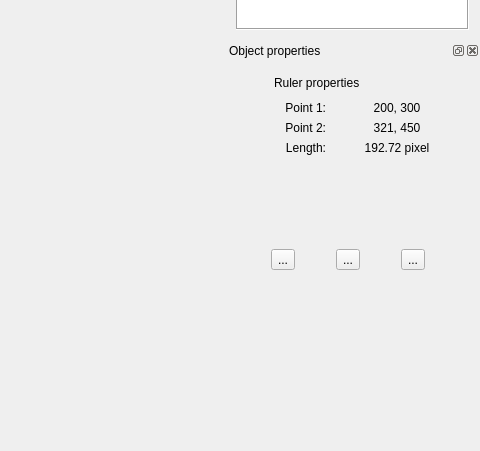
First picture: the form in topino/ui/mainwindow.ui, repository XXY1227/topino, before the edit; both pictures show x 464 to 944 and y 207 to 658 of the 944 by 739 pixel window.
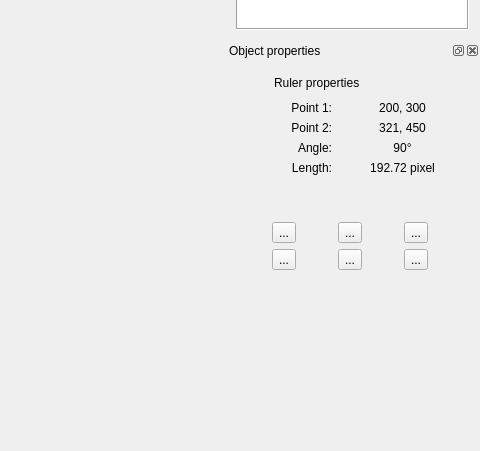
Second picture: the form after the edit. The open tabs and pages were chosen to show the change. Icons and pictures are not drawn.

Commit message: Added ruler-to-inlet features

Diff of the .ui file:
```diff
--- a/topino/ui/mainwindow.ui
+++ b/topino/ui/mainwindow.ui
@@ -206,7 +206,7 @@
       <rect>
        <x>0</x>
        <y>0</y>
-       <width>248</width>
+       <width>253</width>
        <height>331</height>
       </rect>
      </property>
@@ -623,40 +623,32 @@
       </layout>
      </widget>
      <widget class="QWidget" name="ruler">
-      <layout class="QGridLayout" name="gridLayout_3">
-       <item row="1" column="0" colspan="3">
-        <widget class="QLabel" name="label_3">
-         <property name="sizePolicy">
-          <sizepolicy hsizetype="Preferred" vsizetype="Preferred">
-           <horstretch>1</horstretch>
-           <verstretch>0</verstretch>
-          </sizepolicy>
+      <layout class="QGridLayout" name="gridLayout_3" columnstretch="0,1,0,0">
+       <item row="0" column="0">
+        <widget class="QLabel" name="label">
+         <property name="minimumSize">
+          <size>
+           <width>32</width>
+           <height>24</height>
+          </size>
          </property>
-         <property name="text">
-          <string>Point 1:</string>
+         <property name="maximumSize">
+          <size>
+           <width>32</width>
+           <height>24</height>
+          </size>
          </property>
-         <property name="alignment">
-          <set>Qt::AlignRight|Qt::AlignTrailing|Qt::AlignVCenter</set>
-         </property>
-        </widget>
-       </item>
-       <item row="3" column="0" colspan="3">
-        <widget class="QLabel" name="label_8">
          <property name="text">
-          <string>Length:</string>
+          <string/>
          </property>
-         <property name="alignment">
-          <set>Qt::AlignRight|Qt::AlignTrailing|Qt::AlignVCenter</set>
+         <property name="textFormat">
+          <enum>Qt::PlainText</enum>
          </property>
-        </widget>
-       </item>
-       <item row="2" column="0" colspan="3">
-        <widget class="QLabel" name="label_9">
-         <property name="text">
-          <string>Point 2:</string>
+         <property name="pixmap">
+          <pixmap resource="../topino.qrc">:/ui/toolicons/ruler.png</pixmap>
          </property>
-         <property name="alignment">
-          <set>Qt::AlignRight|Qt::AlignTrailing|Qt::AlignVCenter</set>
+         <property name="scaledContents">
+          <bool>false</bool>
          </property>
         </widget>
        </item>
@@ -676,48 +668,10 @@
          </property>
         </widget>
        </item>
-       <item row="3" column="3">
-        <widget class="QLabel" name="propRulerLength">
-         <property name="text">
-          <string>192.72 pixel</string>
-         </property>
-         <property name="alignment">
-          <set>Qt::AlignCenter</set>
-         </property>
-        </widget>
-       </item>
-       <item row="0" column="0">
-        <widget class="QLabel" name="label">
-         <property name="minimumSize">
-          <size>
-           <width>32</width>
-           <height>24</height>
-          </size>
-         </property>
-         <property name="maximumSize">
-          <size>
-           <width>32</width>
-           <height>24</height>
-          </size>
-         </property>
-         <property name="text">
-          <string/>
-         </property>
-         <property name="textFormat">
-          <enum>Qt::PlainText</enum>
-         </property>
-         <property name="pixmap">
-          <pixmap resource="../topino.qrc">:/ui/toolicons/ruler.png</pixmap>
-         </property>
-         <property name="scaledContents">
-          <bool>false</bool>
-         </property>
-        </widget>
-       </item>
-       <item row="5" column="0" colspan="4">
-        <layout class="QHBoxLayout" name="horizontalLayout_3" stretch="0,0,0">
-         <item>
-          <widget class="QToolButton" name="toolEditImage_2">
+       <item row="7" column="0" colspan="4">
+        <layout class="QGridLayout" name="gridLayout_6">
+         <item row="0" column="0">
+          <widget class="QToolButton" name="toolSnapRulerToCorner">
            <property name="toolTip">
             <string>Preprocess image</string>
            </property>
@@ -739,8 +693,8 @@
            </property>
           </widget>
          </item>
-         <item>
-          <widget class="QToolButton" name="toolSwitchImage_2">
+         <item row="0" column="1">
+          <widget class="QToolButton" name="toolSnapRulerToInlet">
            <property name="toolTip">
             <string>Swap source and processed image</string>
            </property>
@@ -762,8 +716,8 @@
            </property>
           </widget>
          </item>
-         <item>
-          <widget class="QToolButton" name="toolResetImage_2">
+         <item row="1" column="1">
+          <widget class="QToolButton" name="toolLeftBoundaryFromRuler">
            <property name="toolTip">
             <string>Resets the processed image</string>
            </property>
@@ -775,7 +729,76 @@
            </property>
            <property name="icon">
             <iconset resource="../topino.qrc">
-             <normaloff>:/ui/toolicons/ruler.png</normaloff>:/ui/toolicons/ruler.png</iconset>
+             <normaloff>:/ui/toolicons/ruler_leftboundary.png</normaloff>:/ui/toolicons/ruler_leftboundary.png</iconset>
+           </property>
+           <property name="iconSize">
+            <size>
+             <width>64</width>
+             <height>32</height>
+            </size>
+           </property>
+          </widget>
+         </item>
+         <item row="1" column="0">
+          <widget class="QToolButton" name="toolRefAngleFromRuler">
+           <property name="toolTip">
+            <string>Use as reference angle</string>
+           </property>
+           <property name="statusTip">
+            <string>Uses the angle of this ruler as a reference angle for the main inlet</string>
+           </property>
+           <property name="text">
+            <string>...</string>
+           </property>
+           <property name="icon">
+            <iconset resource="../topino.qrc">
+             <normaloff>:/ui/toolicons/ruler_refangle.png</normaloff>:/ui/toolicons/ruler_refangle.png</iconset>
+           </property>
+           <property name="iconSize">
+            <size>
+             <width>64</width>
+             <height>32</height>
+            </size>
+           </property>
+          </widget>
+         </item>
+         <item row="1" column="2">
+          <widget class="QToolButton" name="toolRightBoundaryFromRuler">
+           <property name="toolTip">
+            <string>Use as max boundary</string>
+           </property>
+           <property name="statusTip">
+            <string>Uses the angle of this ruler as max boundary for the main inlet</string>
+           </property>
+           <property name="text">
+            <string>...</string>
+           </property>
+           <property name="icon">
+            <iconset resource="../topino.qrc">
+             <normaloff>:/ui/toolicons/ruler_rightboundary.png</normaloff>:/ui/toolicons/ruler_rightboundary.png</iconset>
+           </property>
+           <property name="iconSize">
+            <size>
+             <width>64</width>
+             <height>32</height>
+            </size>
+           </property>
+          </widget>
+         </item>
+         <item row="0" column="2">
+          <widget class="QToolButton" name="toolMaxRadiusToRuler">
+           <property name="toolTip">
+            <string>Extend inlet to ruler</string>
+           </property>
+           <property name="statusTip">
+            <string>Extend the outer radius of the inlet up to the ruler</string>
+           </property>
+           <property name="text">
+            <string>...</string>
+           </property>
+           <property name="icon">
+            <iconset resource="../topino.qrc">
+             <normaloff>:/ui/toolicons/ruler_maxradius.png</normaloff>:/ui/toolicons/ruler_maxradius.png</iconset>
            </property>
            <property name="iconSize">
             <size>
@@ -810,7 +833,7 @@
          </property>
         </widget>
        </item>
-       <item row="6" column="0" colspan="4">
+       <item row="8" column="0" colspan="4">
         <spacer name="verticalSpacer_3">
          <property name="orientation">
           <enum>Qt::Vertical</enum>
@@ -823,7 +846,43 @@
          </property>
         </spacer>
        </item>
-       <item row="4" column="0" colspan="4">
+       <item row="1" column="0" colspan="3">
+        <widget class="QLabel" name="label_3">
+         <property name="sizePolicy">
+          <sizepolicy hsizetype="Preferred" vsizetype="Preferred">
+           <horstretch>1</horstretch>
+           <verstretch>0</verstretch>
+          </sizepolicy>
+         </property>
+         <property name="text">
+          <string>Point 1:</string>
+         </property>
+         <property name="alignment">
+          <set>Qt::AlignRight|Qt::AlignTrailing|Qt::AlignVCenter</set>
+         </property>
+        </widget>
+       </item>
+       <item row="5" column="3">
+        <widget class="QLabel" name="propRulerLength">
+         <property name="text">
+          <string>192.72 pixel</string>
+         </property>
+         <property name="alignment">
+          <set>Qt::AlignCenter</set>
+         </property>
+        </widget>
+       </item>
+       <item row="5" column="0" colspan="3">
+        <widget class="QLabel" name="label_8">
+         <property name="text">
+          <string>Length:</string>
+         </property>
+         <property name="alignment">
+          <set>Qt::AlignRight|Qt::AlignTrailing|Qt::AlignVCenter</set>
+         </property>
+        </widget>
+       </item>
+       <item row="6" column="0" colspan="4">
         <spacer name="verticalSpacer_7">
          <property name="orientation">
           <enum>Qt::Vertical</enum>
@@ -836,6 +895,42 @@
          </property>
         </spacer>
        </item>
+       <item row="2" column="0" colspan="3">
+        <widget class="QLabel" name="label_9">
+         <property name="text">
+          <string>Point 2:</string>
+         </property>
+         <property name="alignment">
+          <set>Qt::AlignRight|Qt::AlignTrailing|Qt::AlignVCenter</set>
+         </property>
+        </widget>
+       </item>
+       <item row="4" column="0" colspan="3">
+        <widget class="QLabel" name="label_27">
+         <property name="text">
+          <string>Angle:</string>
+         </property>
+         <property name="alignment">
+          <set>Qt::AlignRight|Qt::AlignTrailing|Qt::AlignVCenter</set>
+         </property>
+        </widget>
+       </item>
+       <item row="4" column="3">
+        <widget class="QLabel" name="propRulerAngle">
+         <property name="sizePolicy">
+          <sizepolicy hsizetype="Preferred" vsizetype="Preferred">
+           <horstretch>5</horstretch>
+           <verstretch>0</verstretch>
+          </sizepolicy>
+         </property>
+         <property name="text">
+          <string>90°</string>
+         </property>
+         <property name="alignment">
+          <set>Qt::AlignCenter</set>
+         </property>
+        </widget>
+       </item>
       </layout>
       <zorder>propRulerP2</zorder>
       <zorder>propRulerP1</zorder>
```
Left out of the diff: 122 changed lines with no effect on the pictures. The commit also changes 13 other files.
